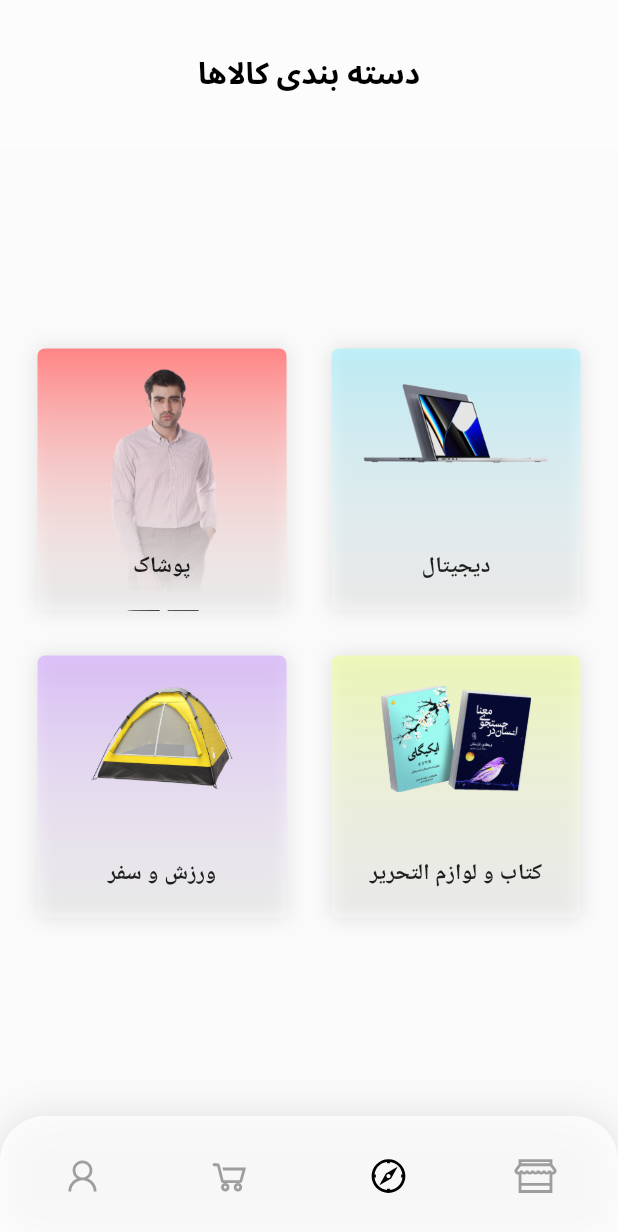
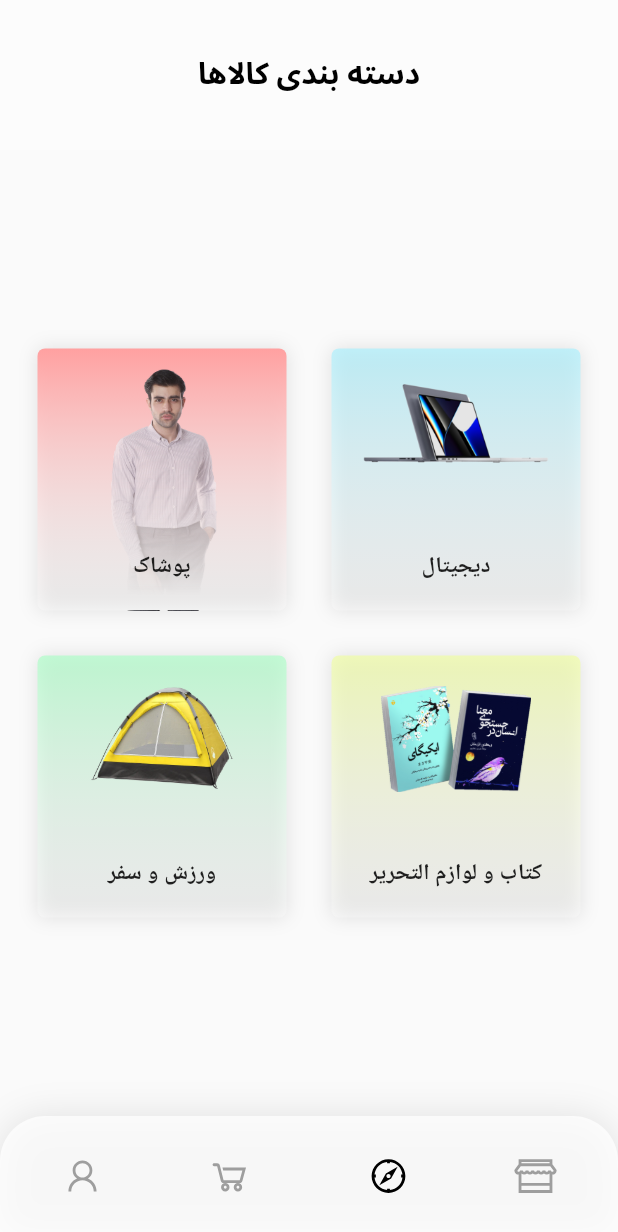
Before and after one commit to mfrashidi/beheshti-store-flutter, a Flutter app: the screen it shows after launch, item 2 of the bottom bar chosen, on a phone screen of 412 x 824 dp. Shown: the top 1232 px of the screen. Run offline on Flutter 3.47's test engine with Material 2 defaults, Android fonts, the phone set to English and light mode, and no system bars; drawn by our look-alikes of google_nav_bar; our stand-ins replace flutter_staggered_animations, google_fonts, line_icons, simple_animations; Roboto replaces fonts that are missing (Beheshti).

Commit message:
Change categories color

```diff
--- a/lib/screens/categories_screen.dart
+++ b/lib/screens/categories_screen.dart
@@ -61,7 +61,7 @@ class Body extends StatelessWidget {
       },
       {"pic": "assets/screens/categories/clothing.png",
         "text": "پوشاک",
-        "color": Color(0xFFFF8484),
+        "color": Color(0xFFFFA0A0),
         "fade": true,
         "padding": 10.0,
         "width": 100.0
@@ -75,7 +75,7 @@ class Body extends StatelessWidget {
       },
       {"pic": "assets/screens/categories/Tent.png",
         "text": "ورزش و سفر",
-        "color": Color(0xA2D2A7FF),
+        "color": Color(0xA2A7FFC4),
         "fade": false,
         "padding": 5.0,
         "width": 100.0
```
